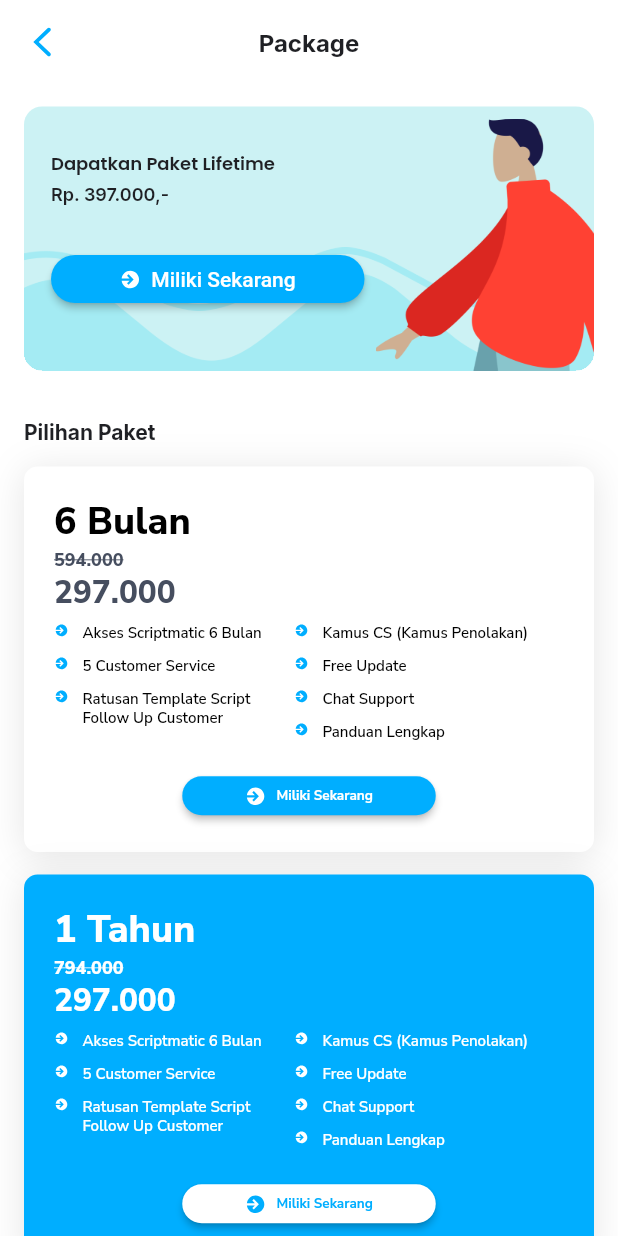
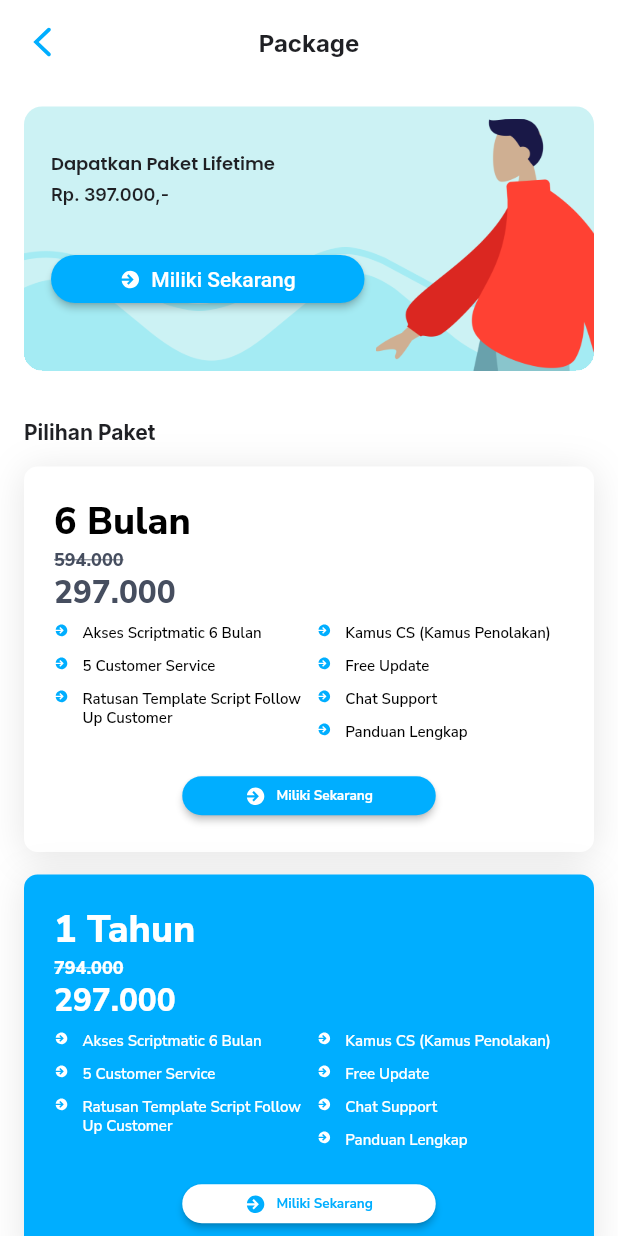
Before and after one commit to ezizull/StartADS, a Flutter app: the PackageScreen screen opened directly, on a phone screen of 412 x 824 dp. Run offline on Flutter 3.47's test engine with Material 2 defaults, Android fonts, the phone set to English and light mode, and no system bars; our stand-ins replace bloc, equatable, flutter_bloc, flutter_dotenv, flutter_svg, google_fonts; statements that could not run were skipped.

Commit message:
FIXING: sizing and spacing

```diff
--- a/lib/ui/screens/package/component/package_list.dart
+++ b/lib/ui/screens/package/component/package_list.dart
@@ -57,6 +57,8 @@ class PackageList extends StatelessWidget {
 
   @override
   Widget build(BuildContext context) {
+    double swidth = MediaQuery.of(context).size.width;
+
     return ListView.builder(
       itemCount: dummyPackages.length,
       shrinkWrap: true,
@@ -104,7 +106,7 @@ class PackageList extends StatelessWidget {
             ),
 
             /* Body Package */
-            BodyPackage(index),
+            BodyPackage(index, width: swidth * 0.4),
 
             /* Submit Button */
             Center(
@@ -120,6 +122,8 @@ class PackageList extends StatelessWidget {
                   : AppText.NunitoSans9w7h12_blue_00AEFF,
               backgroundColor:
                   index.isEven ? AppColor.blue_00AEFF : AppColor.white,
+              foregroundColor:
+                  index.isEven ? AppColor.white : AppColor.blue_00AEFF,
             ))
           ]),
         );
@@ -140,10 +144,12 @@ class PackageList extends StatelessWidget {
   }
 
   /* Body Package */
-  Widget BodyPackage(int index) {
+  Widget BodyPackage(int index, {double? width}) {
     return Container(
         margin: const EdgeInsets.only(top: 5, bottom: 12.5),
         child: Row(
+          crossAxisAlignment: CrossAxisAlignment.start,
+          mainAxisAlignment: MainAxisAlignment.spaceBetween,
           children: dummyPackages[index]['body']?.map<Widget>((element) {
                 return element != null
                     ? Wrap(
@@ -153,21 +159,25 @@ class PackageList extends StatelessWidget {
                         children: [
                           ItemBodyPackage(
                             element,
+                            width: width,
                             bodyIndex: 0,
                             baseIndex: index,
                           ),
                           ItemBodyPackage(
                             element,
+                            width: width,
                             bodyIndex: 1,
                             baseIndex: index,
                           ),
                           ItemBodyPackage(
                             element,
+                            width: width,
                             bodyIndex: 2,
                             baseIndex: index,
                           ),
                           ItemBodyPackage(
                             element,
+                            width: width,
                             bodyIndex: 3,
                             baseIndex: index,
                           ),
@@ -180,10 +190,14 @@ class PackageList extends StatelessWidget {
   }
 
   /* Item of BodyPackage */
-  SizedBox ItemBodyPackage(element,
-      {required int bodyIndex, required int baseIndex}) {
+  SizedBox ItemBodyPackage(
+    element, {
+    required int bodyIndex,
+    required int baseIndex,
+    double? width,
+  }) {
     return SizedBox(
-        width: 160,
+        width: width,
         child: Row(
           crossAxisAlignment: CrossAxisAlignment.start,
           children: [
@@ -280,6 +294,7 @@ class PackageList extends StatelessWidget {
     double height = 32,
     TextStyle? textStyle,
     Color? backgroundColor,
+    Color? foregroundColor,
   }) {
     return SizedBox(
       width: width,
@@ -288,6 +303,7 @@ class PackageList extends StatelessWidget {
         style: ElevatedButton.styleFrom(
             minimumSize: Size.fromHeight(height),
             primary: backgroundColor,
+            onPrimary: foregroundColor,
             shape: const StadiumBorder()),
         child: Row(
           mainAxisAlignment: MainAxisAlignment.center,
```
